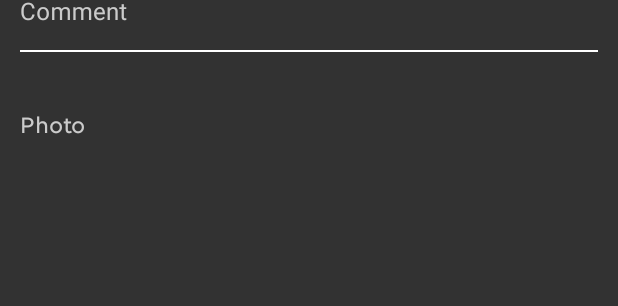
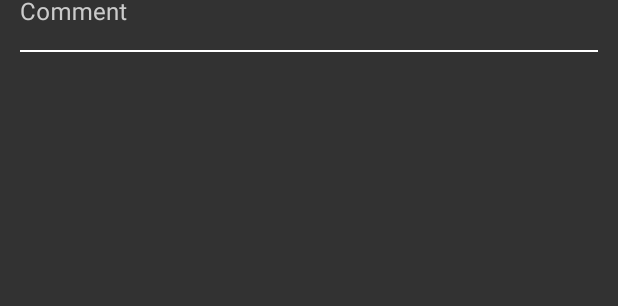
Before and after one commit to gaurav822/Budget-Planner, an Android app built with Jetpack Compose: the layout activity_transaction.xml on its own in the app's theme, with its tools: preview values and no code run, on a phone screen of 412 x 824 dp. Shown: the part 533-839 px from the top of the screen. Run offline under Robolectric (Android 15) with nearby library versions, the phone set to English and light mode, and no system bars.

Commit message:
work in progress

```diff
--- a/app/src/main/java/com/gaurav/budgetplanner/Views/SplashScreen.kt
+++ b/app/src/main/java/com/gaurav/budgetplanner/Views/SplashScreen.kt
@@ -21,6 +21,7 @@ class SplashScreen : AppCompatActivity() {
     private val binding get() = _binding!!
     private lateinit var splashIcon: ImageView
     val scaleDownFactor = 0.7f
+    private var isCurrencySelected = false
 
     override fun onCreate(savedInstanceState: Bundle?) {
         super.onCreate(savedInstanceState)
@@ -31,6 +32,7 @@ class SplashScreen : AppCompatActivity() {
     }
 
     private fun init(){
+        isCurrencySelected = false
         val width = splashIcon.width
         val height = splashIcon.height
         splashAnimation = AnimationUtils.loadAnimation(
@@ -62,7 +64,9 @@ class SplashScreen : AppCompatActivity() {
             splashIcon.startAnimation(secondAnimation)
 
             Handler(Looper.getMainLooper()).postDelayed({
-                startActivity(Intent(this,OnBoardActivity::class.java))
+                val intent = Intent(this,if(!isCurrencySelected) OnBoardActivity::class.java else HomeScreenActivity::class.java)
+                startActivity(intent)
+
 
             }, 300)
 
--- a/app/src/main/java/com/gaurav/budgetplanner/features/Onboarding/Views/Activities/CurrencySelectActivity.kt
+++ b/app/src/main/java/com/gaurav/budgetplanner/features/Onboarding/Views/Activities/CurrencySelectActivity.kt
@@ -20,7 +20,6 @@ class CurrencySelectActivity : AppCompatActivity() {
     private var _binding: ActivityCurrencySelectBinding?= null
     private val binding get() = _binding!!
     private var listener: CountrySelectFragment.CountryClickListener?=null
-    private val model: CountryViewModel by viewModels()
     private var allItemAdapter:CountryListAdapter?=null
     private var isSelected = false
 
@@ -42,7 +41,7 @@ class CurrencySelectActivity : AppCompatActivity() {
 
 
     private fun setUpRecyclerView(){
-        allItemAdapter = CountryListAdapter(model)
+        allItemAdapter = CountryListAdapter()
         binding.rvCountry.layoutManager = LinearLayoutManager(this)
         binding.rvCountry.adapter = allItemAdapter
         allItemAdapter?.onItemClick = {
@@ -60,6 +59,7 @@ class CurrencySelectActivity : AppCompatActivity() {
                     // buttonClose.setVisibility(View.GONE);
                     searchItem("")
                 } else {
+                    isSelected = false
                     searchItem(s)
                 }
             }
--- a/app/src/main/java/com/gaurav/budgetplanner/features/converter/Adapter/CountryListAdapter.kt
+++ b/app/src/main/java/com/gaurav/budgetplanner/features/converter/Adapter/CountryListAdapter.kt
@@ -15,7 +15,7 @@ import com.gaurav.budgetplanner.features.converter.model.Country
 import java.util.*
 
 
-class CountryListAdapter(private val countryViewModel: CountryViewModel):RecyclerView.Adapter<CountryListAdapter.ViewHolder>() {
+class CountryListAdapter():RecyclerView.Adapter<CountryListAdapter.ViewHolder>() {
 
     var onItemClick : ((Map.Entry<String,String>) -> Unit)? = null
     private var selectedItemPosition:Int = -1
@@ -51,6 +51,7 @@ class CountryListAdapter(private val countryViewModel: CountryViewModel):Recycle
     }
 
     fun getFilter(): Filter {
+        selectedItemPosition=-1
         return object : Filter() {
             override fun performFiltering(charSequence: CharSequence): FilterResults {
                 val charString = charSequence.toString()
--- a/app/src/main/java/com/gaurav/budgetplanner/features/converter/Fragments/CountrySelectFragment.kt
+++ b/app/src/main/java/com/gaurav/budgetplanner/features/converter/Fragments/CountrySelectFragment.kt
@@ -17,7 +17,6 @@ class CountrySelectFragment: BaseFragment() {
     private var _binding: FragmentCountryListBinding?= null
     private val binding get() = _binding!!
     private var listener: CountryClickListener?=null
-    private val model: CountryViewModel by viewModels()
 
 //    private val model: CountryViewModel by viewModels {
 //        CountryViewModelFactory((application as NewsApplication).repository)
@@ -37,7 +36,7 @@ class CountrySelectFragment: BaseFragment() {
     }
 
     private fun setUpRecyclerView(){
-        val adapter = CountryListAdapter(model)
+        val adapter = CountryListAdapter()
         binding.rvCountry.layoutManager = LinearLayoutManager(context)
         binding.rvCountry.adapter = adapter
         adapter.onItemClick = {
--- a/app/src/main/res/layout/activity_transaction.xml
+++ b/app/src/main/res/layout/activity_transaction.xml
@@ -201,21 +201,10 @@
 
 
 
-                <TextView
-                    android:id="@+id/tv_photo"
-                    android:layout_width="wrap_content"
-                    android:layout_height="wrap_content"
-                    style="@style/BudgetPlanStyle.Body1"
-                    android:text="Photo"
-                    android:textColor="@color/lightGrey"
-                    app:layout_constraintTop_toBottomOf="@id/inputComment"
-                    android:layout_marginTop="@dimen/_30sdp"
-                    app:layout_constraintStart_toStartOf="@id/tv_categories" />
-
                 <androidx.constraintlayout.widget.ConstraintLayout
                     android:layout_width="match_parent"
                     android:layout_height="@dimen/_150sdp"
-                    app:layout_constraintTop_toBottomOf="@id/tv_photo"
+                    app:layout_constraintTop_toBottomOf="@id/inputComment"
                     app:layout_constraintStart_toStartOf="parent">
 
                 </androidx.constraintlayout.widget.ConstraintLayout>
```
Also changed, not shown: app/src/main/AndroidManifest.xml (+5 -4 lines), app/src/main/java/com/gaurav/budgetplanner/OnBoardActivity.kt (+9 -0 lines).
